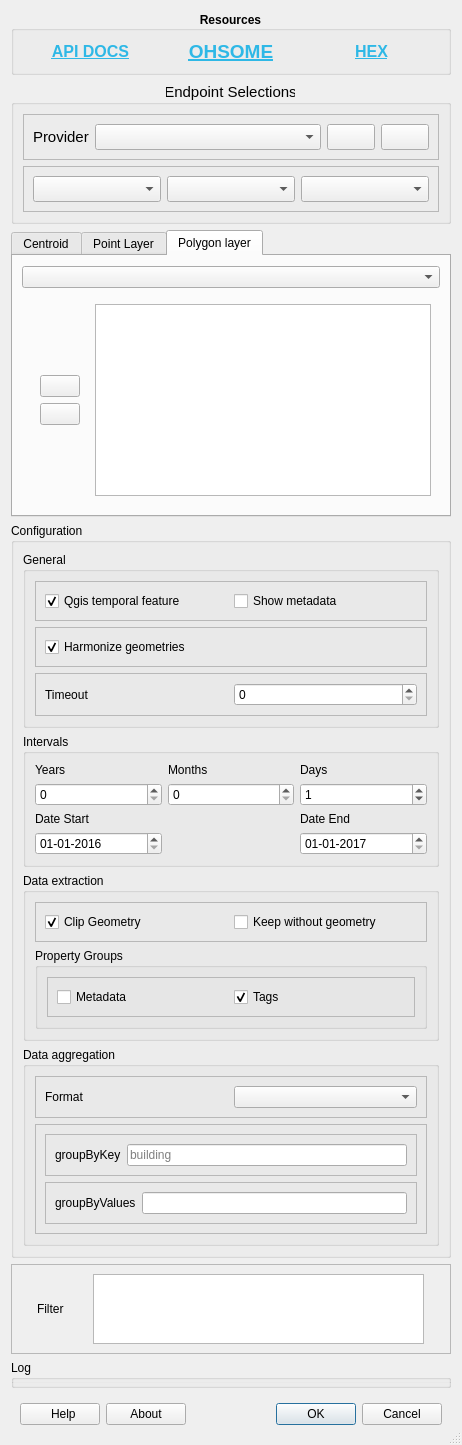
Qt form OhsomeQgis/gui/OhsomeQgisDialogUI.ui (GIScience/ohsome-qgis-plugin) before a commit.
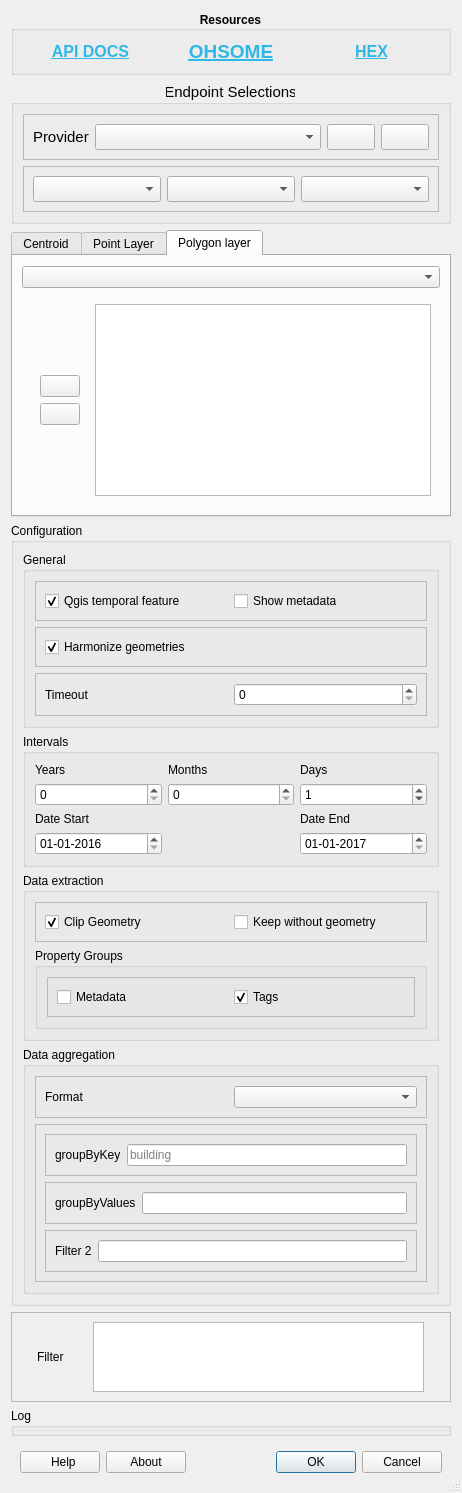
The same form after that commit. The open tabs and pages were chosen to show the change. Icons and pictures are not drawn. Custom widgets are drawn as their Qt base class.

What changed in the file:
```diff
--- a/OhsomeQgis/gui/OhsomeQgisDialogUI.ui
+++ b/OhsomeQgis/gui/OhsomeQgisDialogUI.ui
@@ -1297,6 +1297,56 @@
               </layout>
              </widget>
             </item>
+            <item>
+             <widget class="QFrame" name="filter_frame_4">
+              <property name="sizePolicy">
+               <sizepolicy hsizetype="Expanding" vsizetype="Maximum">
+                <horstretch>0</horstretch>
+                <verstretch>0</verstretch>
+               </sizepolicy>
+              </property>
+              <property name="toolTip">
+               <string/>
+              </property>
+              <property name="frameShape">
+               <enum>QFrame::StyledPanel</enum>
+              </property>
+              <property name="frameShadow">
+               <enum>QFrame::Raised</enum>
+              </property>
+              <layout class="QHBoxLayout" name="horizontalLayout_15">
+               <item>
+                <widget class="QLabel" name="filter2_input_label">
+                 <property name="sizePolicy">
+                  <sizepolicy hsizetype="Fixed" vsizetype="Maximum">
+                   <horstretch>0</horstretch>
+                   <verstretch>0</verstretch>
+                  </sizepolicy>
+                 </property>
+                 <property name="toolTip">
+                  <string>&lt;html&gt;&lt;head/&gt;&lt;body&gt;&lt;p&gt;Combines several attributive filters, e.g. OSM type, the geometry (simple feature) type, as well as the OSM tag; no default value&lt;/p&gt;&lt;p&gt;&lt;span style=&quot; text-decoration: underline;&quot;&gt;Only for `ratio` endpoints.&lt;/span&gt;&lt;/p&gt;&lt;/body&gt;&lt;/html&gt;</string>
+                 </property>
+                 <property name="text">
+                  <string>Filter 2</string>
+                 </property>
+                </widget>
+               </item>
+               <item>
+                <widget class="QLineEdit" name="filter2_input">
+                 <property name="toolTip">
+                  <string>&lt;html&gt;&lt;head/&gt;&lt;body&gt;&lt;p&gt;Combines several attributive filters, e.g. OSM type, the geometry (simple feature) type, as well as the OSM tag; no default value&lt;/p&gt;&lt;p&gt;&lt;span style=&quot; text-decoration: underline;&quot;&gt;Only for `ratio` endpoints.&lt;/span&gt;&lt;/p&gt;&lt;/body&gt;&lt;/html&gt;</string>
+                 </property>
+                 <property name="autoFillBackground">
+                  <bool>false</bool>
+                 </property>
+                 <property name="styleSheet">
+                  <string notr="true"/>
+                 </property>
+                </widget>
+               </item>
+              </layout>
+             </widget>
+            </item>
            </layout>
           </widget>
          </item>
```
Left out of the diff: 8 changed lines with no effect on the pictures.
